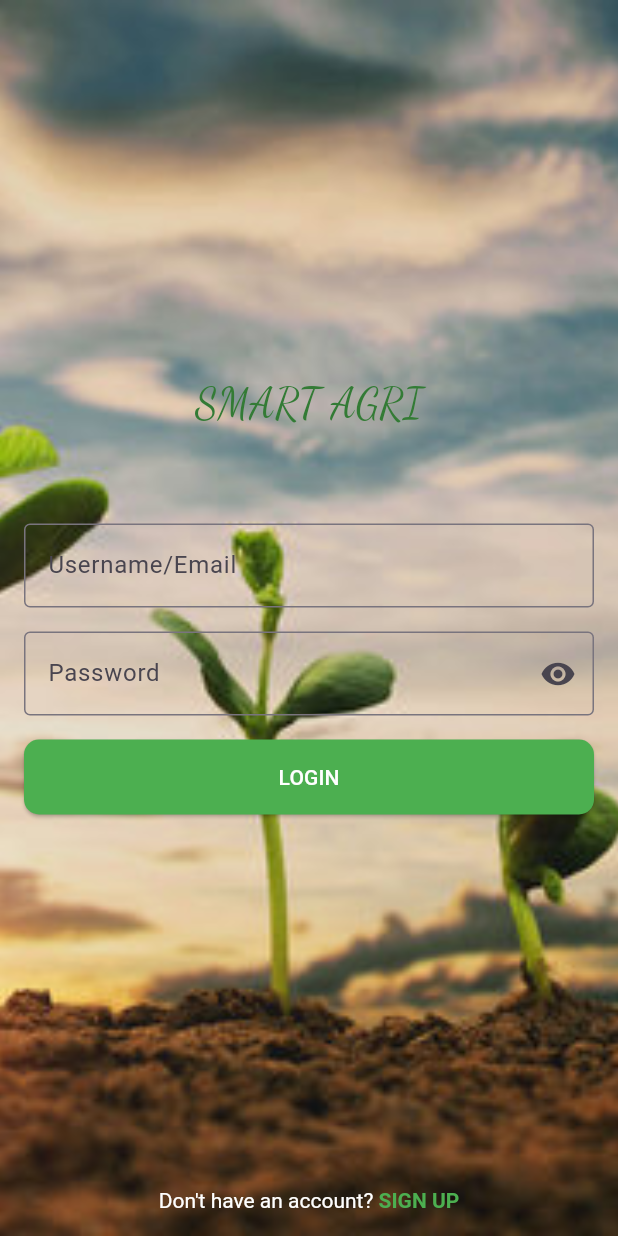
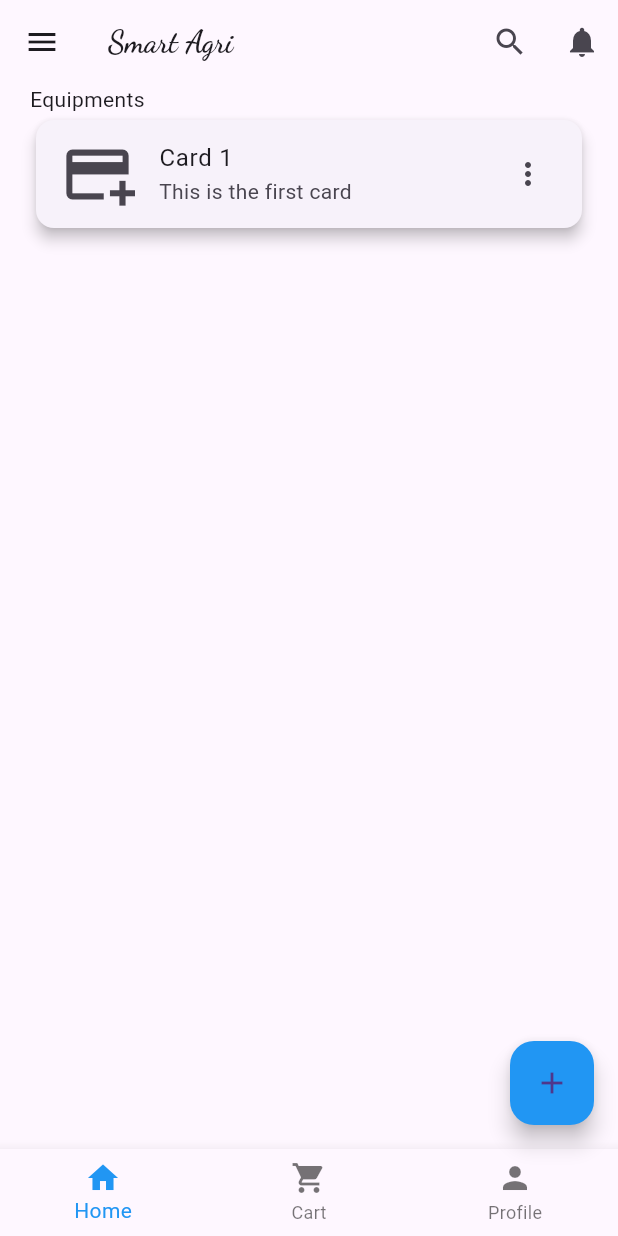
Before and after one commit to projectsmartagri/smartagri, a Flutter app: the screen it shows after launch, on a phone screen of 412 x 824 dp. Run offline on Flutter 3.47's test engine with Material 3 defaults, Android fonts, the phone set to English and light mode, and no system bars; our stand-ins replace image_picker.

Commit message:
homepage

```diff
--- a/lib/main.dart
+++ b/lib/main.dart
@@ -1,4 +1,5 @@
 import 'package:flutter/material.dart';
+import 'package:smartagri/modules/farmer/screens/homepage_screen.dart';
 import 'package:smartagri/modules/farmer/screens/login_screen.dart';
 import 'package:smartagri/modules/farmer/screens/signup_screen.dart';
 
@@ -8,6 +9,6 @@ void main() {
       theme: ThemeData(
 
       ),
-      home:LoginScreen() ,)
+      home:HomepageScreen() ,)
     );
 }
--- /dev/null
+++ b/lib/modules/farmer/screens/homepage_screen.dart
@@ -0,0 +1,161 @@
+import 'package:flutter/material.dart';
+
+class HomepageScreen extends StatefulWidget {
+  const HomepageScreen({super.key});
+
+  @override
+  _HomepageScreenState createState() => _HomepageScreenState();
+}
+
+class _HomepageScreenState extends State<HomepageScreen> {
+  int _selectedIndex = 0;
+
+  static List<Widget> _pages = <Widget>[
+    // Home Page with Cards
+    HomePageContent(),
+    // Cart Page
+    const Center(child: Text('Cart Page', style: TextStyle(fontSize: 24))),
+    // Profile Page
+    const Center(child: Text('Profile Page', style: TextStyle(fontSize: 24))),
+  ];
+
+  void _onItemTapped(int index) {
+    setState(() {
+      _selectedIndex = index;
+    });
+  }
+
+  void _onSearchPressed() {
+    // Handle the search action here
+    print('Search icon pressed');
+  }
+
+  void _onAddPressed() {
+    // Handle the add action here
+    print('Add icon pressed');
+  }
+
+  void _onNotificationPressed() {
+    // Handle the notification action here
+    print('Notification icon pressed');
+  }
+
+  @override
+  Widget build(BuildContext context) {
+    return Scaffold(
+      appBar: AppBar(
+        title: const Text(
+          'Smart Agri',
+          style: TextStyle(
+            fontFamily: 'Dancing Script', // Change to your desired font family
+            fontSize: 20,         // Change to your desired font size
+            fontWeight: FontWeight.bold, // Change to your desired font weight
+          ),
+        ),
+        leading: IconButton(
+          icon: const Icon(Icons.menu),
+          onPressed: () {
+            // Open the drawer
+            Scaffold.of(context).openDrawer();
+          },
+        ),
+        actions: <Widget>[
+          IconButton(
+            icon: const Icon(Icons.search),
+            onPressed: _onSearchPressed,
+          ),
+          IconButton(
+            icon: const Icon(Icons.notifications),
+            onPressed: _onNotificationPressed,
+          ),
+        ],
+      ),
+      drawer: Drawer(
+        // Add your drawer content here
+        child: ListView(
+          padding: EdgeInsets.zero,
+          children: <Widget>[
+            DrawerHeader(
+              decoration: BoxDecoration(
+                color: Colors.blue,
+              ),
+              child: Text(
+                'Drawer Header',
+                style: TextStyle(
+                  color: Colors.white,
+                  fontSize: 24,
+                ),
+              ),
+            ),
+            ListTile(
+              title: Text('Item 1'),
+              onTap: () {
+                // Handle item 1 tap
+              },
+            ),
+            ListTile(
+              title: Text('Item 2'),
+              onTap: () {
+                // Handle item 2 tap
+              },
+            ),
+            // Add more items here
+          ],
+        ),
+      ),
+      body: _pages[_selectedIndex],
+      bottomNavigationBar: BottomNavigationBar(
+        items: const <BottomNavigationBarItem>[
+          BottomNavigationBarItem(
+            icon: Icon(Icons.home),
+            label: 'Home',
+          ),
+          BottomNavigationBarItem(
+            icon: Icon(Icons.shopping_cart),
+            label: 'Cart',
+          ),
+          BottomNavigationBarItem(
+            icon: Icon(Icons.person),
+            label: 'Profile',
+          ),
+        ],
+        currentIndex: _selectedIndex,
+        selectedItemColor: Colors.blue,
+        onTap: _onItemTapped,
+      ),
+      floatingActionButton: FloatingActionButton(
+        onPressed: _onAddPressed,
+        child: const Icon(Icons.add),
+        backgroundColor: Colors.blue,
+      ),
+    );
+  }
+}
+
+class HomePageContent extends StatelessWidget {
+  @override
+  Widget build(BuildContext context) {
+    return Padding(
+      padding: const EdgeInsets.symmetric(horizontal: 20),
+      child: Column(
+        crossAxisAlignment: CrossAxisAlignment.start,
+        children: [
+          const Text("Equipments"),
+          Card(
+            elevation: 4,
+            child: ListTile(
+              leading: Icon(Icons.add_card, size: 50),
+              title: Text('Card 1'),
+              subtitle: Text('This is the first card'),
+              trailing: Icon(Icons.more_vert),
+              onTap: () {
+                // Handle card tap
+                print('Card 1 tapped');
+              },
+            ),
+          ),
+        ],
+      ),
+    );
+  }
+}
--- a/lib/modules/farmer/screens/login_screen.dart
+++ b/lib/modules/farmer/screens/login_screen.dart
@@ -43,7 +43,7 @@ class _LoginScreenState extends State<LoginScreen> {
                         child: const Text(
                           "SMART AGRI",
                           style: TextStyle(
-                            color: Color.fromARGB(255, 51, 123, 53),
+                            color: Color.fromRGBO(2, 112, 2, 0.424),
                             fontFamily: 'dancing script',
                             fontSize: 28,
                           ),
--- a/lib/modules/farmer/screens/signup_screen.dart
+++ b/lib/modules/farmer/screens/signup_screen.dart
@@ -30,8 +30,9 @@ class _SignupScreenState extends State<SignupScreen> {
         title: const Text(
           "SIGN UP",
           style: TextStyle(
-            color: Color.fromARGB(255, 51, 123, 53),
-            fontSize: 28,
+            color: Color.fromARGB(255, 23, 90, 29),
+            fontSize: 25,
+             fontWeight: FontWeight.bold,
           ),
         ),
         centerTitle: true,
```
